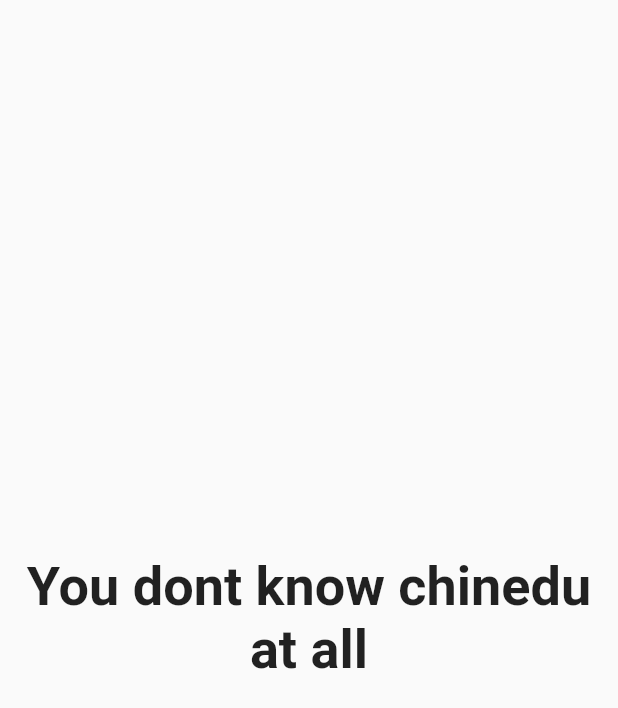
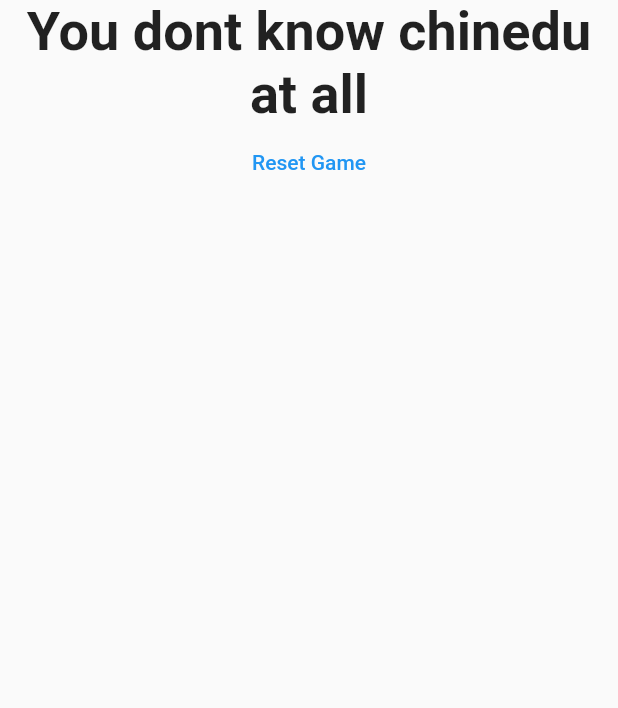
Before and after one commit to nedu10/quizzer, a Flutter app: the Result widget shown alone on an empty page, opened directly with empty values, on a phone screen of 412 x 824 dp. Shown: the top 708 px of the screen. Run offline on Flutter 3.47's test engine with Material 2 defaults, Android fonts, the phone set to English and light mode, and no system bars; statements that could not run were skipped.

Commit message:
save changes

```diff
--- a/lib/result.dart
+++ b/lib/result.dart
@@ -2,8 +2,9 @@ import "package:flutter/material.dart";
 
 class Result extends StatelessWidget {
   final int totalScore;
+  final Function resetGame;
 
-  Result(this.totalScore);
+  Result(this.totalScore, this.resetGame);
 
   String get displayedText {
     String text;
@@ -24,10 +25,18 @@ class Result extends StatelessWidget {
   @override
   Widget build(BuildContext context) {
     return Center(
-      child: Text(
-        displayedText,
-        style: TextStyle(fontSize: 36, fontWeight: FontWeight.bold),
-        textAlign: TextAlign.center,
+      child: Column(
+        children: [
+          Text(
+            displayedText,
+            style: TextStyle(fontSize: 36, fontWeight: FontWeight.bold),
+            textAlign: TextAlign.center,
+          ),
+          FlatButton(
+              onPressed: resetGame,
+              textColor: Colors.blue,
+              child: Text('Reset Game'))
+        ],
       ),
     );
   }
```
Also changed, not shown: lib/main.dart (+8 -1 lines).
